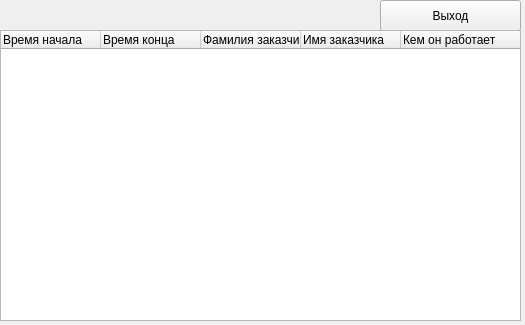
Old version of the form Layout/StaffWindow.ui in the repository TeflonDervish/Coursework.
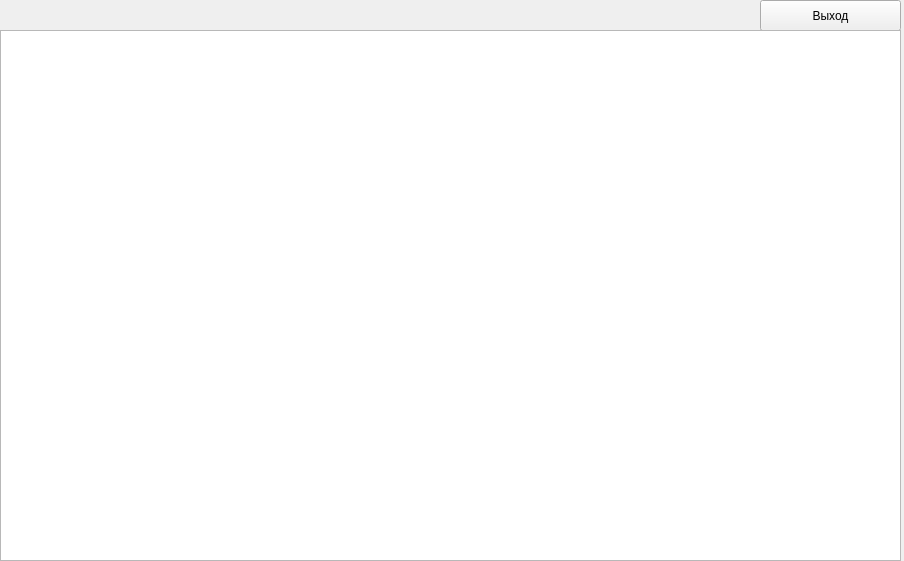
New version of the form.

Commit message: Make Staff Window

The edit to the form file:
```diff
--- a/Layout/StaffWindow.ui
+++ b/Layout/StaffWindow.ui
@@ -6,8 +6,8 @@
    <rect>
     <x>0</x>
     <y>0</y>
-    <width>525</width>
-    <height>325</height>
+    <width>904</width>
+    <height>561</height>
    </rect>
   </property>
   <property name="windowTitle">
@@ -17,7 +17,7 @@
    <widget class="QPushButton" name="pushExit">
     <property name="geometry">
      <rect>
-      <x>380</x>
+      <x>760</x>
       <y>0</y>
       <width>141</width>
       <height>31</height>
@@ -27,40 +27,21 @@
      <string>Выход</string>
     </property>
    </widget>
-   <widget class="QTreeWidget" name="treeWidget">
+   <widget class="QTableWidget" name="tableWidget">
     <property name="geometry">
      <rect>
       <x>0</x>
       <y>30</y>
-      <width>521</width>
-      <height>291</height>
+      <width>901</width>
+      <height>531</height>
      </rect>
     </property>
-    <column>
-     <property name="text">
-      <string>Время начала</string>
-     </property>
-    </column>
-    <column>
-     <property name="text">
-      <string>Время конца</string>
-     </property>
-    </column>
-    <column>
-     <property name="text">
-      <string>Фамилия заказчика</string>
-     </property>
-    </column>
-    <column>
-     <property name="text">
-      <string>Имя заказчика</string>
-     </property>
-    </column>
-    <column>
-     <property name="text">
-      <string>Кем он работает</string>
-     </property>
-    </column>
+    <property name="rowCount">
+     <number>0</number>
+    </property>
+    <property name="columnCount">
+     <number>0</number>
+    </property>
    </widget>
   </widget>
  </widget>
```
The commit also changes 18 other files.
